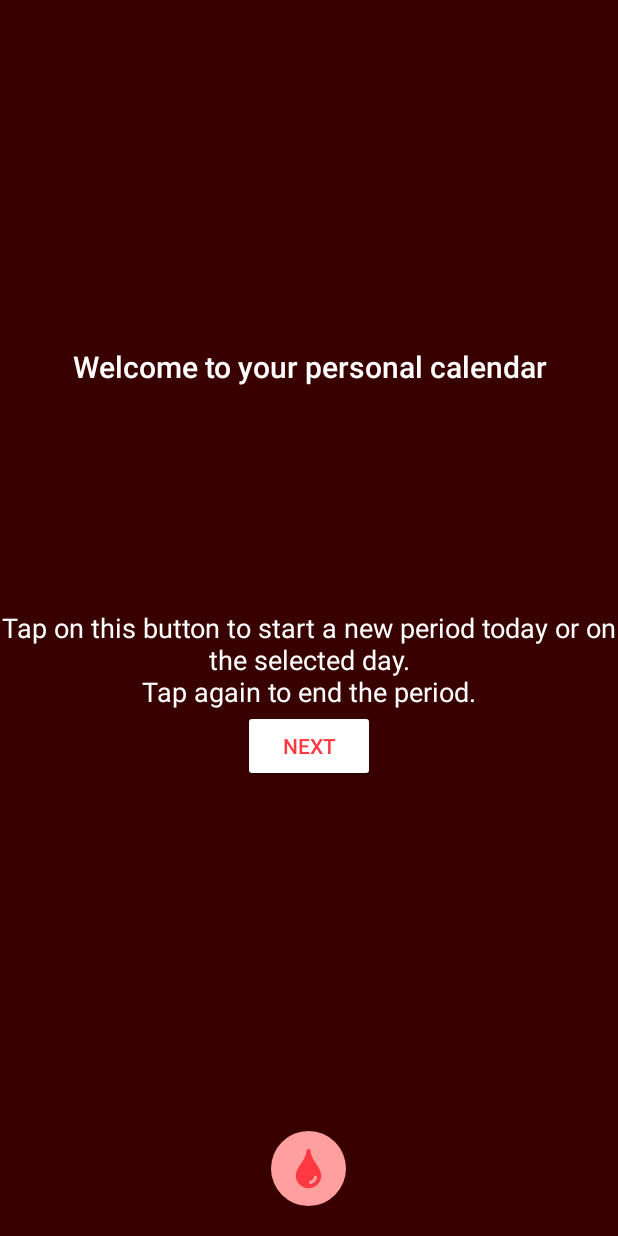
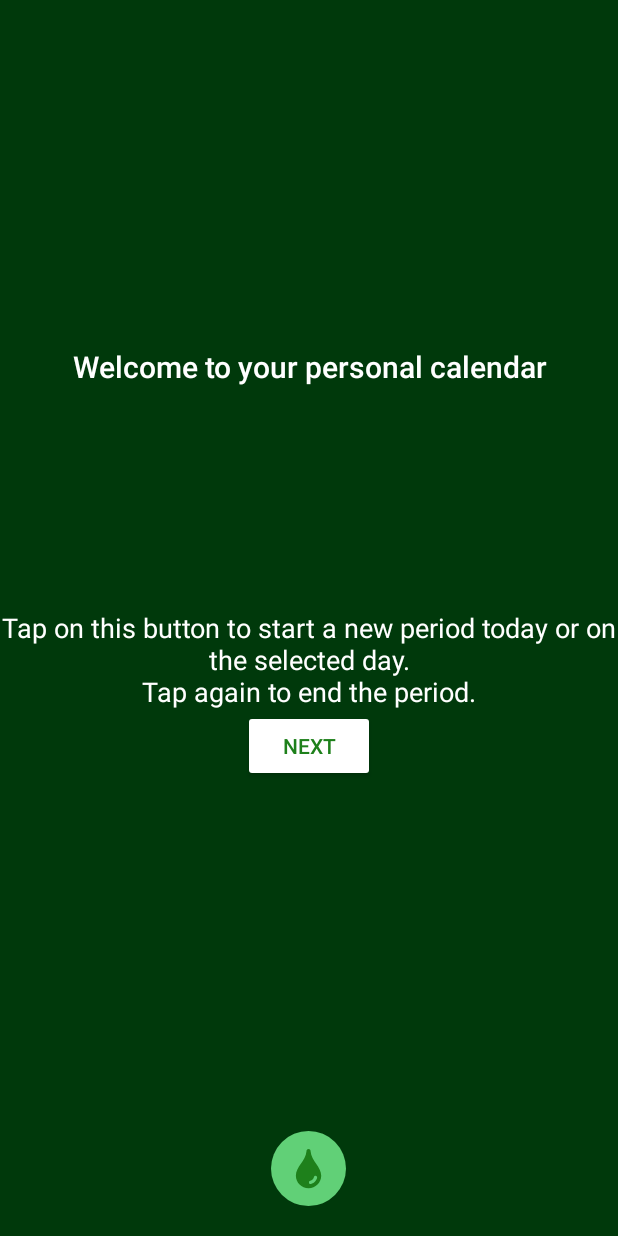
Before and after one commit to AgneseBussone/LadyCal, an Android app: the screen it shows after launch (TutorialActivity), on a phone screen of 412 x 824 dp. Run offline under Robolectric (Android 15) with nearby library versions, the phone set to English and light mode, and no system bars.

Commit message:
green theme

```diff
--- a/app/src/main/res/values/colors.xml
+++ b/app/src/main/res/values/colors.xml
@@ -1,10 +1,10 @@
 <?xml version="1.0" encoding="utf-8"?>
 <resources>
-    <color name="colorPrimary">#ff3941</color>
-    <color name="colorPrimaryDark">#460001</color>
-    <color name="colorAccent">#ff9f9f</color>
+    <color name="colorPrimary">#1e801b</color>
+    <color name="colorPrimaryDark">#00450e</color>
+    <color name="colorAccent">#61d077</color>
     <color name="transparent">#00000000</color>
     <color name="white">#ffffff</color>
-    <color name="colorPrimaryDarkDim">#d3460001</color>
+    <color name="colorPrimaryDarkDim">#d300450e</color>
 
 </resources>
--- a/extendedCalendarView/src/main/res/color/accent.xml
+++ b/extendedCalendarView/src/main/res/color/accent.xml
@@ -1,4 +1,4 @@
 <?xml version="1.0" encoding="utf-8"?>
 <selector xmlns:android="http://schemas.android.com/apk/res/android">
-    <item android:color="#FFFF9F9F"/>
+    <item android:color="#61d077"/>
 </selector>
--- a/extendedCalendarView/src/main/res/color/primary.xml
+++ b/extendedCalendarView/src/main/res/color/primary.xml
@@ -1,4 +1,4 @@
 <?xml version="1.0" encoding="utf-8"?>
 <selector xmlns:android="http://schemas.android.com/apk/res/android">
-    <item android:color="#ff3941"/>
+    <item android:color="#1e801b"/>
 </selector>
--- a/extendedCalendarView/src/main/res/color/primary_dark.xml
+++ b/extendedCalendarView/src/main/res/color/primary_dark.xml
@@ -1,4 +1,4 @@
 <?xml version="1.0" encoding="utf-8"?>
 <selector xmlns:android="http://schemas.android.com/apk/res/android">
-    <item android:color="#460001"/>
+    <item android:color="#00450e"/>
 </selector>
```
